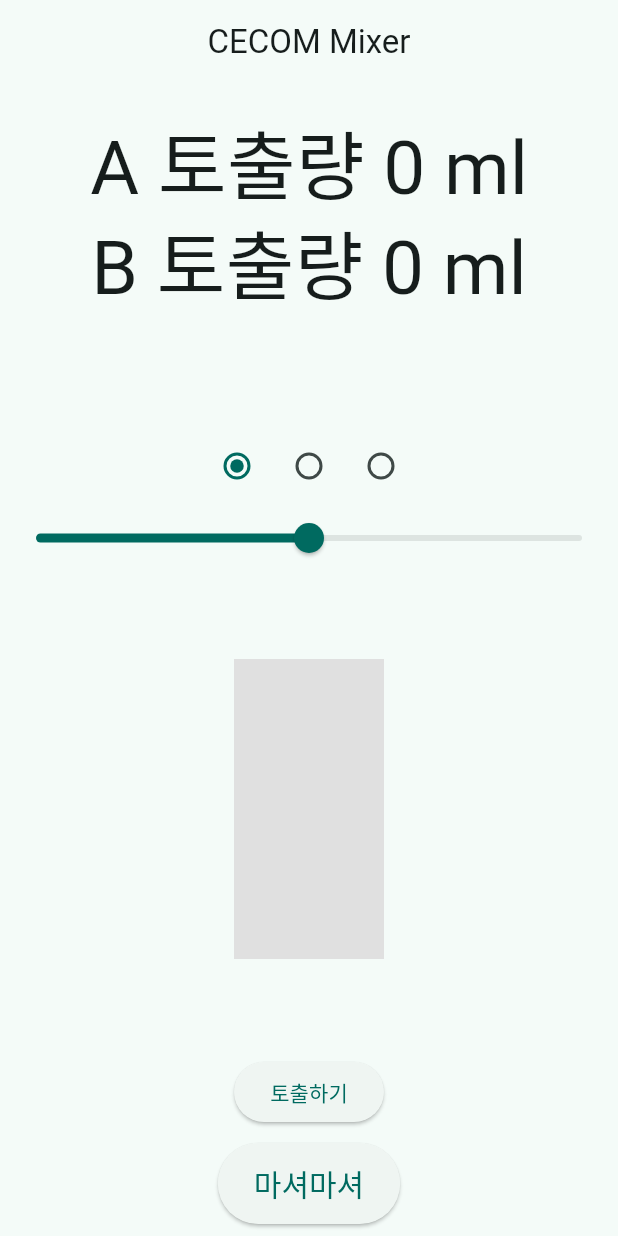
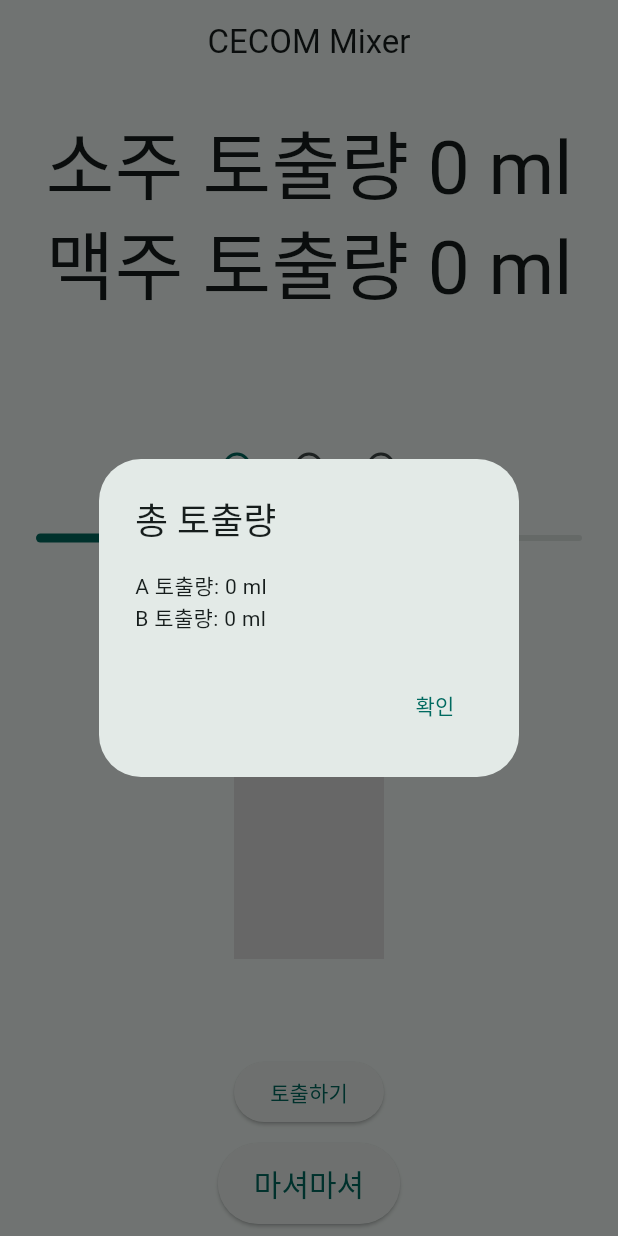
Before and after one commit to CECOM-CAU/ssomaek-dispenser-flutter, a Flutter app: the screen it shows after launch, after a tap on "토출하기", on a phone screen of 412 x 824 dp. Run offline on Flutter 3.47's test engine with Material 3 defaults, Android fonts, the phone set to English and light mode, and no system bars.

Commit message:
용민아 나 다 했다!! 진짜로..

```diff
--- a/lib/pages/mixing_page.dart
+++ b/lib/pages/mixing_page.dart
@@ -1,9 +1,10 @@
+import 'dart:math';
 import 'package:flutter/material.dart';
 import '../widgets/counter_display.dart';
 import '../widgets/ratio_selector.dart';
 import '../widgets/mixing_gauge.dart';
 import '../widgets/extract_button.dart';
-import '../widgets/drink_button.dart';  // DrinkButton 위젯 임포트
+import '../widgets/drink_button.dart';
 
 class MixingPage extends StatefulWidget {
   const MixingPage({super.key});
@@ -17,6 +18,9 @@ class _MixingPageState extends State<MixingPage> {
   int counterB = 0;
   int selectedRatio = 0;
   double sliderValue = 0.5;
+  int totalA = 0; // A의 누적 토출량
+  int totalB = 0; // B의 누적 토출량
+  final Random random = Random(); // 랜덤 객체 생성
   final GlobalKey<MixingGaugeState> _mixingGaugeKey = GlobalKey<MixingGaugeState>();
 
   void updateCounters(int a, int b) {
@@ -24,6 +28,11 @@ class _MixingPageState extends State<MixingPage> {
       counterA = a;
       counterB = b;
     });
+  }
+
+  void accumulateCounters() {
+    totalA += counterA;
+    totalB += counterB;
   }
 
   @override
@@ -49,6 +58,10 @@ class _MixingPageState extends State<MixingPage> {
                 if (selectedRatio == 1) {
                   updateCounters(3, 7);
                 } else if (selectedRatio == 2) {
+                  int randomValueA = random.nextInt(25) + 5;
+                  int randomValueB = random.nextInt(25) + 5;
+                  updateCounters(randomValueA, randomValueB);
+                } else {
                   updateCounters(
                     (10 * sliderValue).round(),
                     10 - (10 * sliderValue).round(),
@@ -80,12 +93,36 @@ class _MixingPageState extends State<MixingPage> {
                     _mixingGaugeKey.currentState?.reduceGauge();
                     setState(() {
                       updateCounters(0, 0);
+                      showDialog(
+                        context: context,
+                        builder: (BuildContext context) {
+                          return AlertDialog(
+                            title: const Text('총 토출량'),
+                            content: Text('A 토출량: $totalA ml\nB 토출량: $totalB ml'),
+                            actions: [
+                              TextButton(
+                                onPressed: () {
+                                  Navigator.of(context).pop();
+                                  setState(() {
+                                    totalA = 0;
+                                    totalB = 0;
+                                  });
+                                },
+                                child: const Text('확인'),
+                              ),
+                            ],
+                          );
+                        },
+                      );
                     });
                   },
                 ),
                 const SizedBox(height: 10),
                 DrinkButton(
-                  onPressed: () {
+                  onPressed: () async {
+                    accumulateCounters();
+                    // 500ms 지연 후 fillGauge 호출
+                    await Future.delayed(const Duration(milliseconds: 500));
                     _mixingGaugeKey.currentState?.fillGauge(counterA, counterB);
                   },
                 ),
--- a/lib/widgets/counter_display.dart
+++ b/lib/widgets/counter_display.dart
@@ -14,8 +14,8 @@ class CounterDisplay extends StatelessWidget {
   Widget build(BuildContext context) {
     return Column(
       children: [
-        Text('A 토출량 $counterA ml', style: Theme.of(context).textTheme.titleLarge?.copyWith(fontSize: 50)),
-        Text('B 토출량 $counterB ml', style: Theme.of(context).textTheme.titleLarge?.copyWith(fontSize: 50)),
+        Text('소주 토출량 $counterA ml', style: Theme.of(context).textTheme.titleLarge?.copyWith(fontSize: 50)),
+        Text('맥주 토출량 $counterB ml', style: Theme.of(context).textTheme.titleLarge?.copyWith(fontSize: 50)),
       ],
     );
   }
--- a/lib/widgets/mixing_gauge.dart
+++ b/lib/widgets/mixing_gauge.dart
@@ -14,38 +14,34 @@ class MixingGauge extends StatefulWidget {
   @override
   State<MixingGauge> createState() => MixingGaugeState();
 }
-
 class MixingGaugeState extends State<MixingGauge> {
   double _currentHeight = 0.0;
 
-  @override
-  void didUpdateWidget(MixingGauge oldWidget) {
-    super.didUpdateWidget(oldWidget);
+  void setGaugeHeight(double height) {
     setState(() {
-      _currentHeight = (widget.counterA + widget.counterB) * 2.0;
+      _currentHeight = height;
     });
   }
 
   void reduceGauge() {
     Timer.periodic(const Duration(milliseconds: 50), (timer) {
       setState(() {
-        if (_currentHeight > 0) {
-          _currentHeight -= 5;  // 게이지 바가 줄어드는 속도 조정
+        if (_currentHeight > 5) {
+          _currentHeight -= 5; // 게이지 바가 줄어드는 속도 조정
         } else {
+          _currentHeight = 0; // 음수로 내려가지 않도록 0으로 고정
           timer.cancel();
         }
       });
     });
   }
 
+
   void fillGauge(int counterA, int counterB) {
     setState(() {
       _currentHeight = (_currentHeight + ((counterA + counterB) * 2.0)).clamp(0, 200);
-      print('counterA: $counterA, counterB: $counterB, _currentHeight: $_currentHeight');
     });
   }
-
-
 
   @override
   Widget build(BuildContext context) {
```
